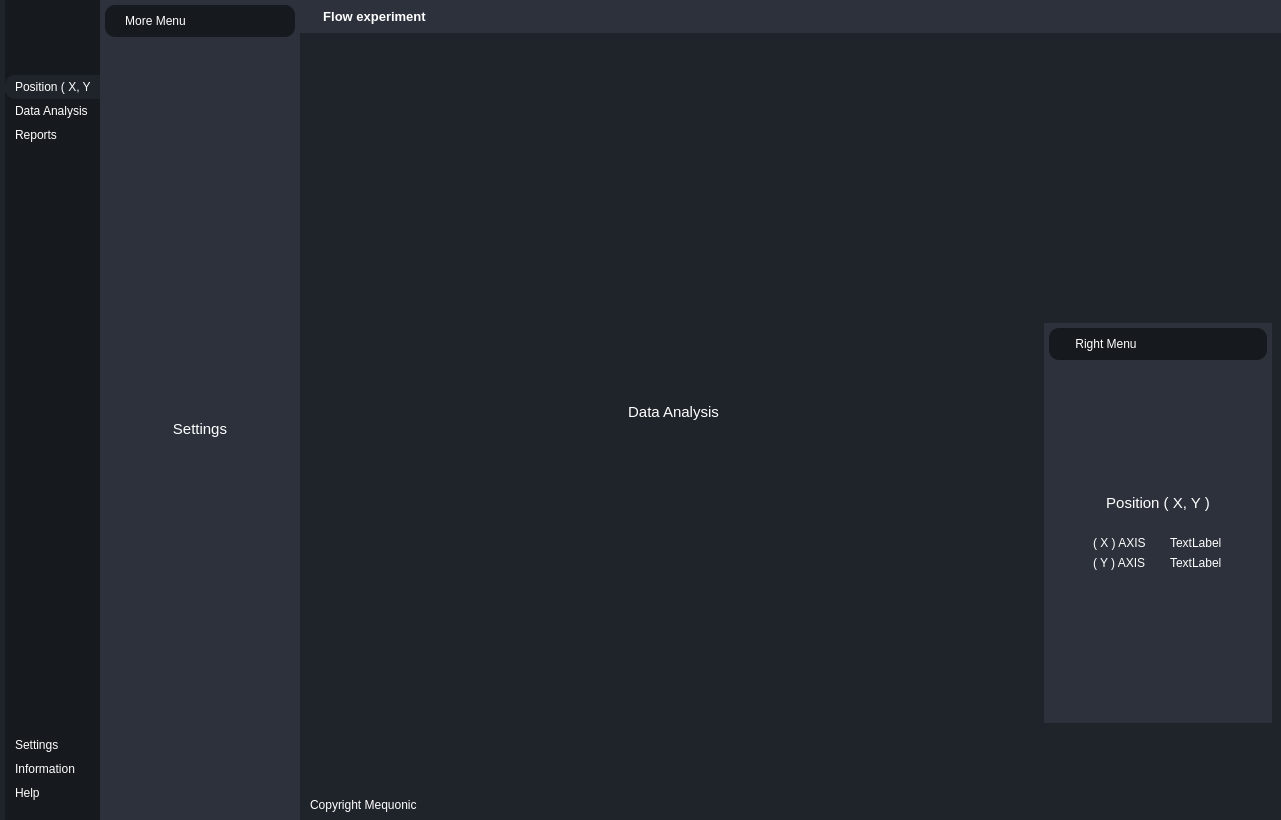
This is interface.ui in estebandsilva/PyQT as Qt 5 draws it before an edit. The edited form follows.
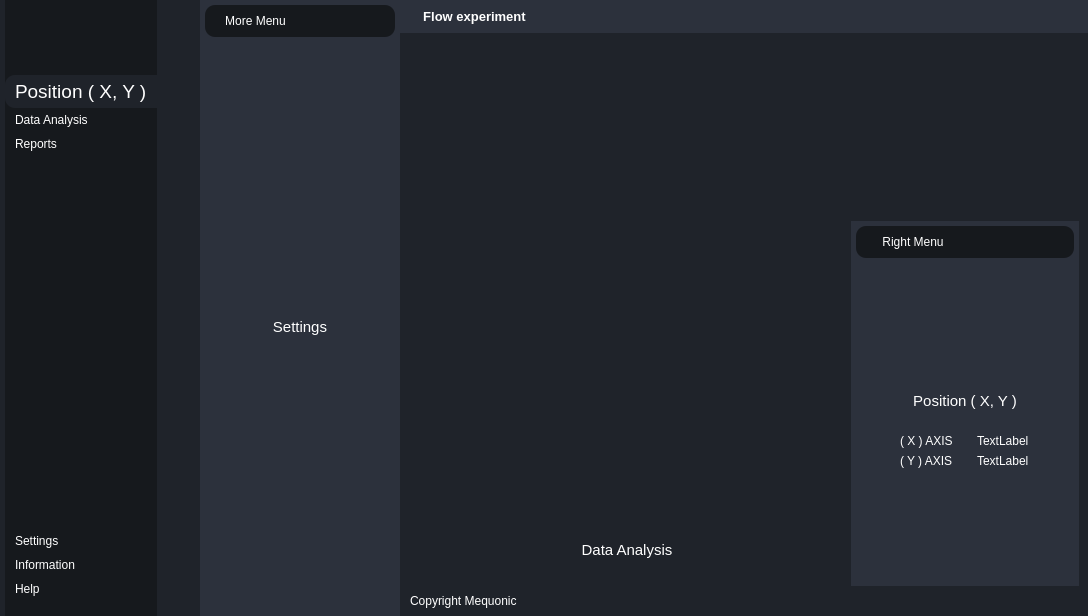
This is the edited form. The open tabs and pages were chosen to show the change. Icons and pictures are not drawn. Custom widgets are drawn as their Qt base class.

```diff
--- a/interface.ui
+++ b/interface.ui
@@ -6,8 +6,8 @@
    <rect>
     <x>0</x>
     <y>0</y>
-    <width>1281</width>
-    <height>820</height>
+    <width>1088</width>
+    <height>616</height>
    </rect>
   </property>
   <property name="windowTitle">
@@ -73,6 +73,12 @@
     </property>
     <item>
      <widget class="QCustomSlideMenu" name="leftMenuContainer" native="true">
+      <property name="minimumSize">
+       <size>
+        <width>200</width>
+        <height>0</height>
+       </size>
+      </property>
       <property name="maximumSize">
        <size>
         <width>100</width>
@@ -201,6 +207,11 @@
              </property>
              <item>
               <widget class="QPushButton" name="homeBtn">
+               <property name="font">
+                <font>
+                 <pointsize>14</pointsize>
+                </font>
+               </property>
                <property name="toolTip">
                 <string>Home</string>
                </property>
@@ -877,6 +888,9 @@
                </widget>
                <widget class="QWidget" name="page_7">
                 <layout class="QVBoxLayout" name="verticalLayout_17">
+                 <item>
+                  <widget class="QGraphicsView" name="heatmapView"/>
+                 </item>
                  <item>
                   <widget class="QLabel" name="label_11">
                    <property name="minimumSize">
```
Left out of the diff: 6 changed lines with no effect on the pictures.
